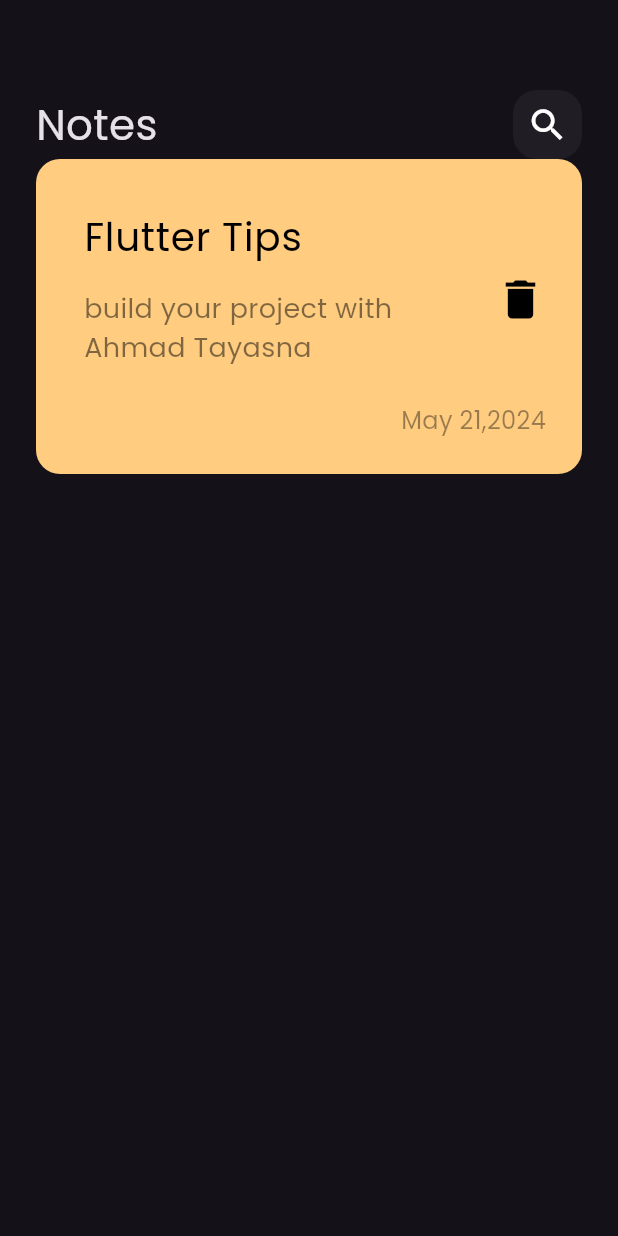
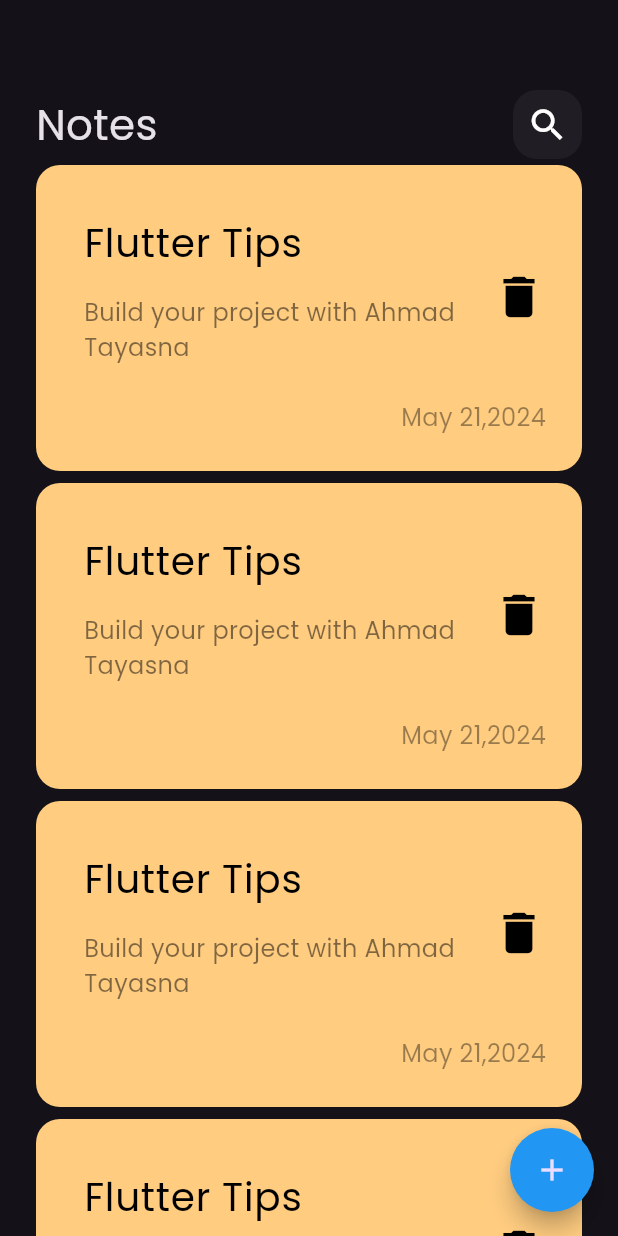
Before and after one commit to EngAhmad-Tayasna/Notes_App, a Flutter app: the screen it shows after launch, on a phone screen of 412 x 824 dp. Run offline on Flutter 3.47's test engine with Material 3 defaults, Android fonts, the phone set to English and light mode, and no system bars.

Commit message:
add ListView item and floatingActionBoutton

```diff
--- a/lib/views/notes_view.dart
+++ b/lib/views/notes_view.dart
@@ -6,8 +6,14 @@ class NotesView extends StatelessWidget {
 
   @override
   Widget build(BuildContext context) {
-    return const Scaffold(
-      body: NotesViewBody(),
+    return Scaffold(
+      floatingActionButton: FloatingActionButton(
+        onPressed: () {},
+        backgroundColor: Colors.blue,
+        shape: const CircleBorder(),
+        child: const Icon(Icons.add),
+      ),
+      body: const NotesViewBody(),
     );
   }
 }
--- a/lib/views/widget/note_item.dart
+++ b/lib/views/widget/note_item.dart
@@ -20,14 +20,17 @@ class NoteItem extends StatelessWidget {
             ),
             subtitle: Padding(
               padding: const EdgeInsets.only(top: 16, bottom: 16),
-              child: Text('build your project with Ahmad Tayasna',
+              child: Text('Build your project with Ahmad Tayasna',
                   style: TextStyle(
-                      color: Colors.black.withOpacity(0.5), fontSize: 18)),
+                      color: Colors.black.withOpacity(0.5), fontSize: 16)),
             ),
-            trailing: const Icon(
-              Icons.delete,
-              color: Colors.black,
-              size: 34,
+            trailing: const Padding(
+              padding: EdgeInsets.only(bottom: 5),
+              child: Icon(
+                Icons.delete,
+                color: Colors.black,
+                size: 36,
+              ),
             ),
           ),
           Padding(
--- /dev/null
+++ b/lib/views/widget/notes_list_item.dart
@@ -0,0 +1,16 @@
+import 'package:flutter/material.dart';
+import 'package:notes_app/views/widget/note_item.dart';
+
+class NotesListItem extends StatelessWidget {
+  const NotesListItem({super.key});
+
+  @override
+  Widget build(BuildContext context) {
+    return ListView.builder(itemBuilder: (context, index) {
+      return const Padding(
+        padding: EdgeInsets.symmetric(vertical: 4),
+        child: NoteItem(),
+      );
+    });
+  }
+}
--- a/lib/views/widget/notes_view_body.dart
+++ b/lib/views/widget/notes_view_body.dart
@@ -1,6 +1,6 @@
 import 'package:flutter/material.dart';
 import 'package:notes_app/views/widget/custom_app_bar.dart';
-import 'package:notes_app/views/widget/note_item.dart';
+import 'package:notes_app/views/widget/notes_list_item.dart';
 
 class NotesViewBody extends StatelessWidget {
   const NotesViewBody({super.key});
@@ -15,7 +15,7 @@ class NotesViewBody extends StatelessWidget {
             height: 60,
           ),
           CustomAppBar(),
-          NoteItem( )
+          Expanded(child: NotesListItem())
         ],
       ),
     );
```
